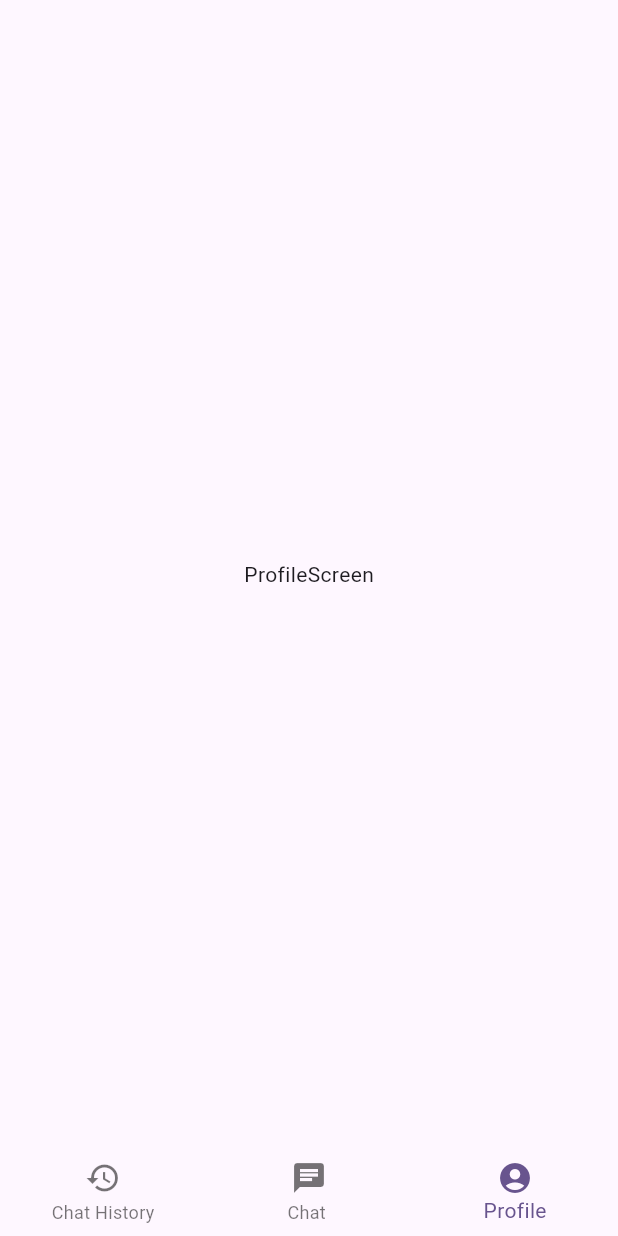
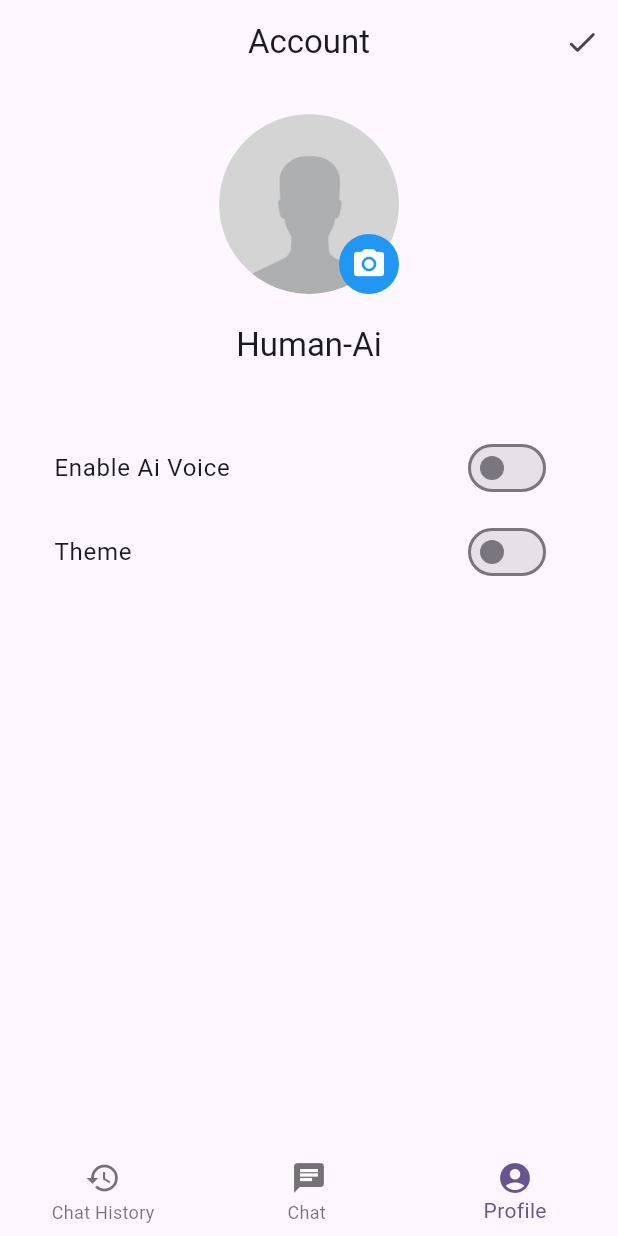
Before and after one commit to guptakaran11/AI-Chat, a Flutter app: the screen it shows after launch, swiped to page 3, on a phone screen of 412 x 824 dp. Run offline on Flutter 3.47's test engine with Material 3 defaults, Android fonts, the phone set to English and light mode, and no system bars; our stand-ins replace flutter_markdown, flutter_spinkit, google_generative_ai, hive, hive_flutter, image_picker; accounts and stored records are empty.

Commit message:
profile section strt building

```diff
--- /dev/null
+++ b/lib/View/Widgets/display_image.dart
@@ -0,0 +1,59 @@
+//* Dart Packages
+import 'dart:io';
+
+//* Packages
+import 'package:flutter/material.dart';
+
+//* Utilites
+import '../utilities/assets_manager.dart';
+
+class DisplayImage extends StatelessWidget {
+  final File? file;
+  final String userImage;
+  final VoidCallback onPressed;
+
+  const DisplayImage({
+    super.key,
+    required this.file,
+    required this.userImage,
+    required this.onPressed,
+  });
+
+  @override
+  Widget build(BuildContext context) {
+    return Stack(
+      children: [
+        CircleAvatar(
+          radius: 60.0,
+          backgroundColor: Colors.grey.shade200,
+          backgroundImage: getImageToShow(),
+        ),
+        Positioned(
+          bottom: 0.0,
+          right: 0.0,
+          child: InkWell(
+            onTap: onPressed,
+            child: const CircleAvatar(
+              backgroundColor: Colors.blue,
+              radius: 20.0,
+              child: Icon(
+                Icons.camera_alt_rounded,
+                color: Colors.white,
+              ),
+            ),
+          ),
+        ),
+      ],
+    );
+  }
+
+  getImageToShow() {
+    if (file != null) {
+      return FileImage(File(file!.path)) as ImageProvider<Object>;
+    } else if (userImage.isNotEmpty) {
+      return FileImage(File(userImage)) as ImageProvider<Object>;
+    } else {
+      return const AssetImage(AssetsManager.userIcon);
+    }
+  }
+}
--- /dev/null
+++ b/lib/View/Widgets/settings_tile.dart
@@ -0,0 +1,10 @@
+import 'package:flutter/material.dart';
+
+class SettingTile extends StatelessWidget {
+  const SettingTile({super.key});
+
+  @override
+  Widget build(BuildContext context) {
+    return Container();
+  }
+}
--- a/lib/View/screens/profileScreen.dart
+++ b/lib/View/screens/profileScreen.dart
@@ -1,6 +1,20 @@
 // ignore_for_file: file_names
 
+//* Dart Packages
+import 'dart:developer';
+import 'dart:io';
+
+//* Packages
 import 'package:flutter/material.dart';
+import 'package:hive_flutter/hive_flutter.dart';
+import 'package:image_picker/image_picker.dart';
+
+//* Services
+import '../../Controller/Services/HiveStorage/boxes.dart';
+import '../../Controller/Services/HiveStorage/setting.dart';
+
+//* Widgets
+import '../Widgets/display_image.dart';
 
 class ProfileScreen extends StatefulWidget {
   const ProfileScreen({super.key});
@@ -10,11 +24,139 @@ class ProfileScreen extends StatefulWidget {
 }
 
 class _ProfileScreenState extends State<ProfileScreen> {
+  File? file;
+  String userImage = '';
+  String userName = 'Human-Ai';
+  final ImagePicker imagePicker = ImagePicker();
+
+  // For pick the image
+  void pickImage() async {
+    try {
+      final pickedImage = await imagePicker.pickImage(
+        source: ImageSource.gallery,
+        maxHeight: 800,
+        maxWidth: 800,
+        imageQuality: 100, // 100 is the value for the original quality
+      );
+      if (pickedImage != null) {
+        setState(() {
+          file = File(pickedImage.path);
+        });
+      }
+    } catch (e) {
+      log("Error in picking image");
+      log(e.toString());
+    }
+  }
+
+  // get user data
+  void getUserData() {
+    WidgetsBinding.instance.addPostFrameCallback((_) {
+      // get user data from the box
+      final userBox = Boxes.getUser();
+
+      // check the userData is not empty
+      if (userBox.isNotEmpty) {
+        final user = userBox.getAt(0);
+        setState(() {
+          userImage = user!.name;
+          userName = user.image;
+        });
+      }
+    });
+  }
+
+  @override
+  void initState() {
+    getUserData();
+    super.initState();
+  }
+
   @override
   Widget build(BuildContext context) {
-    return const Scaffold(
-      body: Center(
-        child: Text("ProfileScreen"),
+    return Scaffold(
+      appBar: AppBar(
+        title: const Text('Account'),
+        centerTitle: true,
+        backgroundColor: Theme.of(context).scaffoldBackgroundColor,
+        actions: [
+          IconButton(
+            onPressed: () {
+              // save the data
+            },
+            icon: const Icon(Icons.check_rounded),
+          ),
+        ],
+      ),
+      body: Padding(
+        padding: const EdgeInsets.symmetric(
+          horizontal: 20.0,
+          vertical: 20.0,
+        ),
+        child: SingleChildScrollView(
+          child: Column(
+            children: [
+              Center(
+                child: DisplayImage(
+                  file: file,
+                  userImage: userImage,
+                  onPressed: () {
+                    // open a camera or gallery
+                    pickImage();
+                  },
+                ),
+              ),
+              const SizedBox(
+                height: 20.0,
+              ),
+              Text(
+                userName,
+                style: Theme.of(context).textTheme.titleLarge,
+              ),
+              const SizedBox(
+                height: 40.0,
+              ),
+              ValueListenableBuilder<Box<Settings>>(
+                valueListenable: Boxes.getSettings().listenable(),
+                builder: (context, box, child) {
+                  if (box.isEmpty) {
+                    return Column(
+                      children: [
+                        // Ai voice
+                        SwitchListTile(
+                          title: const Text('Enable Ai Voice'),
+                          value: false,
+                          onChanged: (value) {},
+                        ),
+                        // Theme
+                        SwitchListTile(
+                          title: const Text('Theme'),
+                          value: false,
+                          onChanged: (value) {},
+                        ),
+                      ],
+                    );
+                  } else {
+                    final settings = box.getAt(0);
+                    return Column(
+                      children: [
+                        // dark mode
+                        SwitchListTile(
+                          title: const Text('Dark Mode'),
+                          value: settings!.isDarkTheme,
+                          onChanged: (value) {
+                            settings.isDarkTheme = value;
+                            settings.save();
+                          },
+                        ),
+                      ],
+                    );
+                  }
+                },
+              ),
+            ],
+          ),
+        ),
       ),
     );
   }
--- /dev/null
+++ b/lib/View/utilities/assets_manager.dart
@@ -0,0 +1,6 @@
+class AssetsManager {
+  static const String images = 'assets/images/';
+
+  // user icon
+  static const String userIcon = '${images}user_icon.png';
+}
--- a/pubspec.yaml
+++ b/pubspec.yaml
@@ -57,8 +57,8 @@ flutter:
   # the material Icons class.
   uses-material-design: true
   # To add assets to your application, add an assets section, like this:
-  # assets:
-  #   - images/a_dot_burr.jpeg
+  assets:
+    - assets/images/
   #   - images/a_dot_ham.jpeg
   # An image asset can refer to one or more resolution-specific "variants", see
   # https://flutter.dev/assets-and-images/#resolution-aware
```
Also changed, not shown: assets/images/user_icon.png (added).
